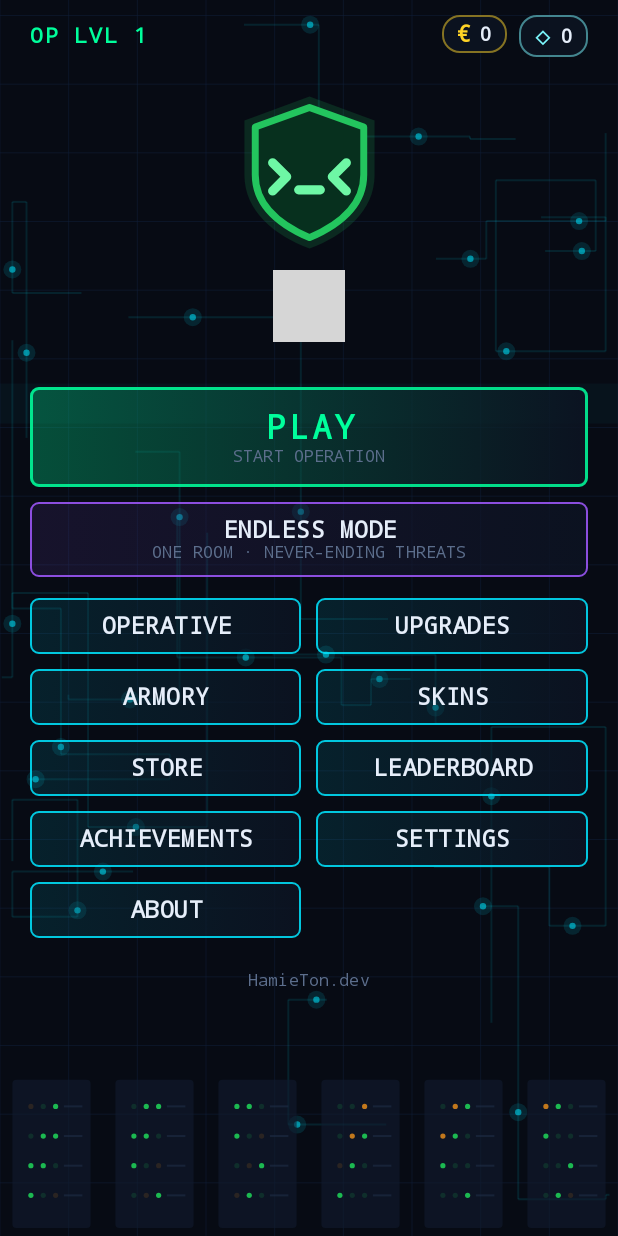
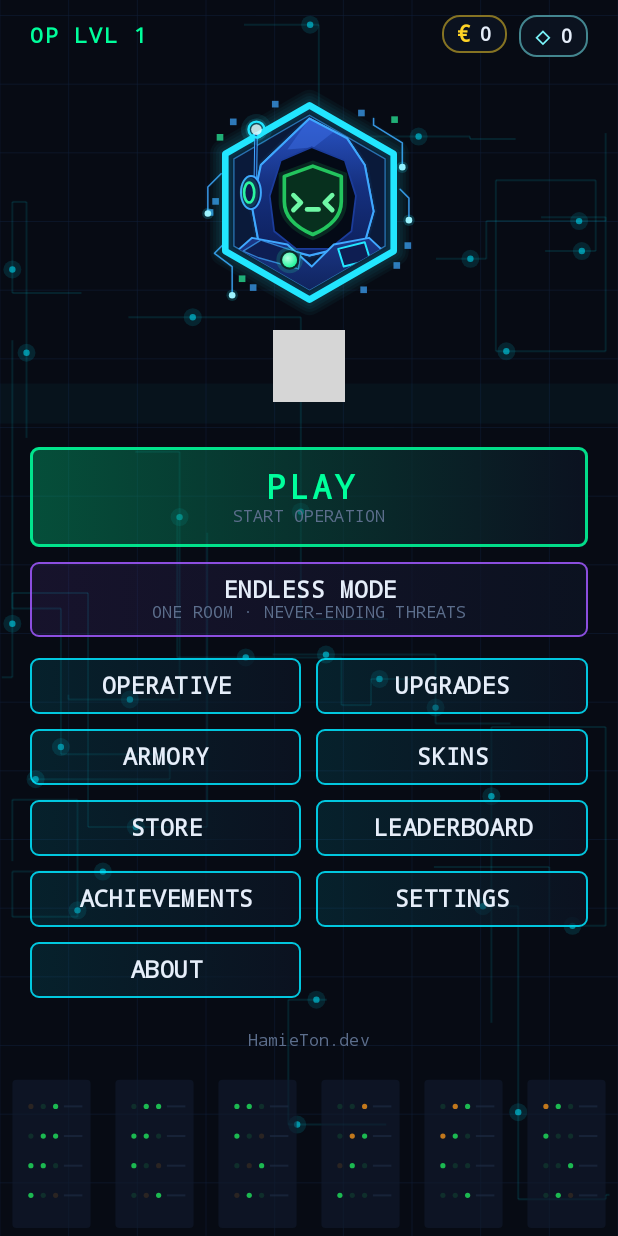
Before and after one commit to HamieTon-Dev/CyOperative, an Android app built with Jetpack Compose: the composable MainMenuScreen shown on its own in the app's theme, on a phone screen of 412 x 824 dp. Run offline under Robolectric (Android 15) with nearby library versions, the phone set to English and light mode, and no system bars; 1 statement that could not run was skipped; grey boxes are pictures that could not be loaded.

Commit message:
feat: app-icon emblem (hooded operative in a neon hexagon) on the main menu
Co-Authored-By: Claude Opus 5.5 <noreply@anthropic.com>
Claude-Session: https://claude.ai/code/session_01J4fYSi9rfQR62SLnfyrDCN

```diff
--- /dev/null
+++ b/app/src/main/java/com/cyberoperative/game/ui/common/OperativeEmblem.kt
@@ -0,0 +1,160 @@
+package com.cyberoperative.game.ui.common
+
+import androidx.compose.foundation.Canvas
+import androidx.compose.foundation.layout.aspectRatio
+import androidx.compose.runtime.Composable
+import androidx.compose.runtime.LaunchedEffect
+import androidx.compose.runtime.getValue
+import androidx.compose.runtime.mutableFloatStateOf
+import androidx.compose.runtime.remember
+import androidx.compose.runtime.setValue
+import androidx.compose.runtime.withFrameNanos
+import androidx.compose.ui.Modifier
+import androidx.compose.ui.geometry.Offset
+import androidx.compose.ui.geometry.Size
+import androidx.compose.ui.graphics.Brush
+import androidx.compose.ui.graphics.Color
+import androidx.compose.ui.graphics.Path
+import androidx.compose.ui.graphics.StrokeCap
+import androidx.compose.ui.graphics.StrokeJoin
+import androidx.compose.ui.graphics.drawscope.DrawScope
+import androidx.compose.ui.graphics.drawscope.Stroke
+import androidx.compose.ui.graphics.drawscope.clipPath
+import androidx.compose.ui.graphics.drawscope.scale
+import com.cyberoperative.game.data.OperativeSkin
+import kotlin.math.cos
+import kotlin.math.sin
+
+/**
+ * The app-icon emblem for the main menu: a hooded operative with a headset,
+ * framed by a neon hexagon and circuit traces. The face shield is the player's
+ * equipped skin, so the emblem changes with what they wear. Pure vectors on a
+ * 100-unit grid; scales to any size.
+ */
+@Composable
+fun OperativeEmblem(skin: OperativeSkin, modifier: Modifier = Modifier, animate: Boolean = true) {
+    var time by remember { mutableFloatStateOf(0f) }
+    if (animate) {
+        LaunchedEffect(Unit) {
+            val start = withFrameNanos { it }
+            while (true) withFrameNanos { time = (it - start) / 1e9f }
+        }
+    }
+    Canvas(modifier.aspectRatio(1f)) {
+        val k = size.width / 100f
+        scale(k, k, Offset.Zero) { drawEmblem(skin, time) }
+    }
+}
+
+private val Cyan = Color(0xFF22E6FF)
+private val NeonBlue = Color(0xFF3FA8FF)
+private val Mint = Color(0xFF2BF5A0)
+
+private fun path(vararg p: Float, closed: Boolean = true) = Path().apply {
+    moveTo(p[0], p[1])
+    var i = 2
+    while (i < p.size) { lineTo(p[i], p[i + 1]); i += 2 }
+    if (closed) close()
+}
+
+private fun hexagon(cx: Float, cy: Float, r: Float) = Path().apply {
+    for (i in 0 until 6) {
+        val a = Math.toRadians(-90.0 + 60.0 * i)
+        val x = cx + r * cos(a).toFloat()
+        val y = cy + r * sin(a).toFloat()
+        if (i == 0) moveTo(x, y) else lineTo(x, y)
+    }
+    close()
+}
+
+private val outerHex = hexagon(50f, 50f, 44f)
+private val innerHex = hexagon(50f, 50f, 39.5f)
+
+private val hood = path(50f, 12f, 67f, 21f, 75f, 33f, 79f, 54f, 75f, 68f, 50f, 74f, 27f, 68f, 24f, 52f, 28f, 33f)
+private val hoodFacet = path(50f, 12f, 61f, 18f, 52f, 25f, 40f, 26f)
+private val hoodOpening = path(51f, 25f, 66f, 31f, 71f, 47f, 69f, 63f, 59f, 71f, 44f, 71f, 34f, 63f, 32f, 47f, 37f, 31f)
+private val shoulders = path(8f, 80f, 24f, 66f, 40f, 69f, 51f, 79f, 61f, 69f, 77f, 66f, 92f, 80f, 92f, 100f, 8f, 100f)
+private val strap = path(20f, 72f, 28f, 67f, 46f, 73f, 45f, 80f, 27f, 75f)
+private val collarTab = path(63f, 71f, 75f, 68f, 77.5f, 76f, 65.5f, 79f)
+
+private val traces = listOf(
+    path(10f, 37f, 4f, 43f, 4f, 55f, closed = false),
+    path(16f, 37f, 16f, 48f, 21f, 54f, 21f, 61f, closed = false),
+    path(14f, 66f, 7f, 73f, 15f, 79f, 15f, 92f, closed = false),
+    path(79f, 12f, 79f, 15f, 92f, 23f, 92f, 34f, closed = false),
+    path(91f, 44f, 95f, 48f, 95f, 58f, closed = false),
+    path(86f, 51f, 83f, 54f, 83f, 62f, closed = false)
+)
+private val traceNodes = listOf(
+    Offset(4f, 55f), Offset(21f, 61f), Offset(15f, 92f), Offset(92f, 34f), Offset(95f, 58f), Offset(83f, 62f)
+)
+private val bits = listOf(
+    Triple(14f, 12f, NeonBlue), Triple(33f, 4f, NeonBlue), Triple(72f, 8f, NeonBlue), Triple(87f, 11f, Mint),
+    Triple(8f, 19f, Mint), Triple(6f, 48f, NeonBlue), Triple(3.5f, 53f, NeonBlue), Triple(81f, 32f, NeonBlue),
+    Triple(84f, 37f, NeonBlue), Triple(93f, 68f, NeonBlue), Triple(88f, 77f, NeonBlue), Triple(18f, 83f, Mint),
+    Triple(23f, 87f, NeonBlue), Triple(73f, 88f, NeonBlue)
+)
+
+private fun DrawScope.glowStroke(p: Path, color: Color, width: Float, glow: Float, layers: Int = 5) {
+    for (i in layers downTo 1) {
+        drawPath(p, color.copy(alpha = 0.07f * glow), style = Stroke(width + width * 0.9f * i, join = StrokeJoin.Round, cap = StrokeCap.Round))
+    }
+    drawPath(p, color, style = Stroke(width, join = StrokeJoin.Round, cap = StrokeCap.Round))
+}
+
+private fun DrawScope.drawEmblem(skin: OperativeSkin, time: Float) {
+    val pulse = 0.8f + 0.2f * sin(time * 2.2f)
+
+    // Data bits and circuit traces behind the frame.
+    for ((x, y, c) in bits) drawRect(c.copy(alpha = 0.7f), Offset(x, y), Size(3f, 3f))
+    for (t in traces) glowStroke(t, NeonBlue.copy(alpha = 0.85f), 0.7f, pulse * 0.6f, layers = 2)
+    for (n in traceNodes) {
+        drawCircle(Cyan.copy(alpha = 0.25f * pulse), 2.6f, n)
+        drawCircle(Color(0xFF9DF4FF), 1.5f, n)
+    }
+
+    // Hexagon frame.
+    drawPath(outerHex, Color(0xFF061024))
+    glowStroke(outerHex, Cyan, 3f, pulse * 0.8f, layers = 4)
+    drawPath(innerHex, Color(0xFF0A1A3A))
+    drawPath(innerHex, NeonBlue.copy(alpha = 0.6f), style = Stroke(0.6f))
+
+    // Hood.
+    glowStroke(hood, NeonBlue, 0.9f, pulse * 0.7f, layers = 3)
+    drawPath(hood, Brush.verticalGradient(listOf(Color(0xFF2A55C8), Color(0xFF15307F), Color(0xFF0D1F5A)), startY = 11f, endY = 74f))
+    drawPath(hoodFacet, Color(0xFF3A6BE0).copy(alpha = 0.55f))
+    drawPath(hood, NeonBlue, style = Stroke(0.9f, join = StrokeJoin.Round))
+    drawPath(hoodOpening, Color(0xFF040A16))
+    drawPath(hoodOpening, Color(0xFF1B3C9A), style = Stroke(0.8f, join = StrokeJoin.Round))
+
+    clipPath(innerHex) {
+        // Shoulders and collar.
+        drawPath(shoulders, Brush.verticalGradient(listOf(Color(0xFF1C3A8F), Color(0xFF0C1C4C)), startY = 62f, endY = 100f))
+        drawPath(shoulders, NeonBlue, style = Stroke(0.9f, join = StrokeJoin.Round))
+        drawPath(strap, Color(0xFF0E1E52))
+        drawPath(strap, NeonBlue.copy(alpha = 0.7f), style = Stroke(0.6f, join = StrokeJoin.Round))
+        drawPath(collarTab, Color(0xFF0E1E52))
+        drawPath(collarTab, Cyan, style = Stroke(0.9f, join = StrokeJoin.Round))
+    }
+
+    // The player's skin as the face shield.
+    with(OperativeMark) { drawOperative(skin, time, Offset(51.5f, 49f), 33f) }
+
+    // Collar button.
+    drawCircle(Mint.copy(alpha = 0.25f * pulse), 6f, Offset(41f, 76f))
+    drawCircle(Color(0xFF0B2A2A), 4.4f, Offset(41f, 76f))
+    drawCircle(Brush.radialGradient(listOf(Color(0xFFB8FFE2), Mint), Offset(40.2f, 75.2f), 4f), 3.4f, Offset(41f, 76f))
+
+    // Headset: ear cup, then the antenna with its glowing tip.
+    drawLine(NeonBlue, Offset(25.5f, 40f), Offset(25.8f, 19f), 1.6f, StrokeCap.Round)
+    drawLine(Color(0xFF0D1F5A), Offset(25.5f, 40f), Offset(25.8f, 19f), 0.7f, StrokeCap.Round)
+    drawOval(Color(0xFF0C1C4C), Offset(19f, 38f), Size(9f, 15f))
+    drawOval(NeonBlue, Offset(19f, 38f), Size(9f, 15f), style = Stroke(0.9f))
+    drawOval(Mint.copy(alpha = 0.2f * pulse), Offset(19.6f, 40f), Size(6f, 11f), style = Stroke(2.6f))
+    drawOval(Mint, Offset(20.4f, 41f), Size(4.6f, 9f), style = Stroke(1.2f))
+    val blink = 0.75f + 0.25f * sin(time * 4f)
+    drawCircle(Cyan.copy(alpha = 0.18f * blink), 7f, Offset(26f, 17f))
+    drawCircle(Cyan.copy(alpha = 0.3f * blink), 5f, Offset(26f, 17f))
+    drawCircle(Cyan, 3.6f, Offset(26f, 17f), style = Stroke(1.1f))
+    drawCircle(Color(0xFFE6FDFF).copy(alpha = 0.6f + 0.4f * blink), 2.4f, Offset(26f, 17f))
+}
--- a/app/src/main/java/com/cyberoperative/game/ui/menu/MainMenuScreen.kt
+++ b/app/src/main/java/com/cyberoperative/game/ui/menu/MainMenuScreen.kt
@@ -38,7 +38,7 @@ import com.cyberoperative.game.ui.common.CurrencyChip
 import com.cyberoperative.game.ui.common.CyberButton
 import com.cyberoperative.game.ui.common.CyberTitleLogo
 import com.cyberoperative.game.ui.common.LivingBackground
-import com.cyberoperative.game.ui.common.OperativeMarkIcon
+import com.cyberoperative.game.ui.common.OperativeEmblem
 import com.cyberoperative.game.ui.theme.Palette
 import kotlin.math.sin
 
@@ -86,11 +86,11 @@ fun MainMenuScreen(profile: PlayerProfile, onSelect: (MenuTarget) -> Unit) {
                 }
             }
             Spacer(Modifier.height(22.dp))
-            OperativeMarkIcon(
+            OperativeEmblem(
                 com.cyberoperative.game.data.OperativeSkins.byId(profile.selectedSkin),
                 Modifier
-                    .size(110.dp)
-                    .scale(1f + 0.03f * sin(t * 2f))
+                    .size(150.dp)
+                    .scale(1f + 0.02f * sin(t * 2f))
             )
             Spacer(Modifier.height(10.dp))
             // Neon wordmark, as in the key art (vector, scales to any width).
```
Also changed, not shown: 5 other files.
